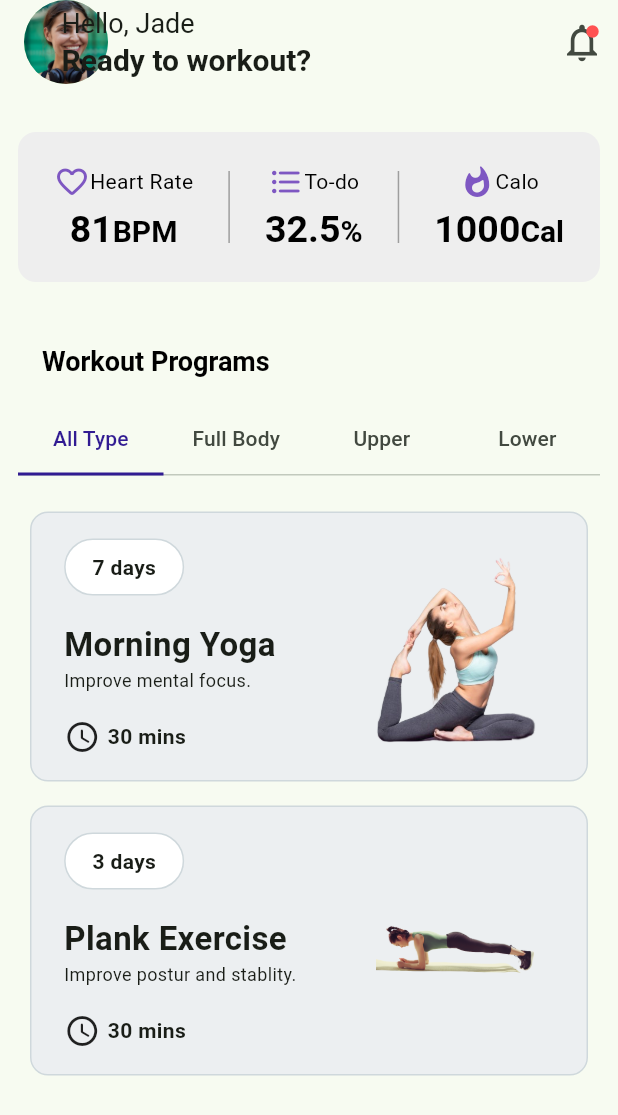
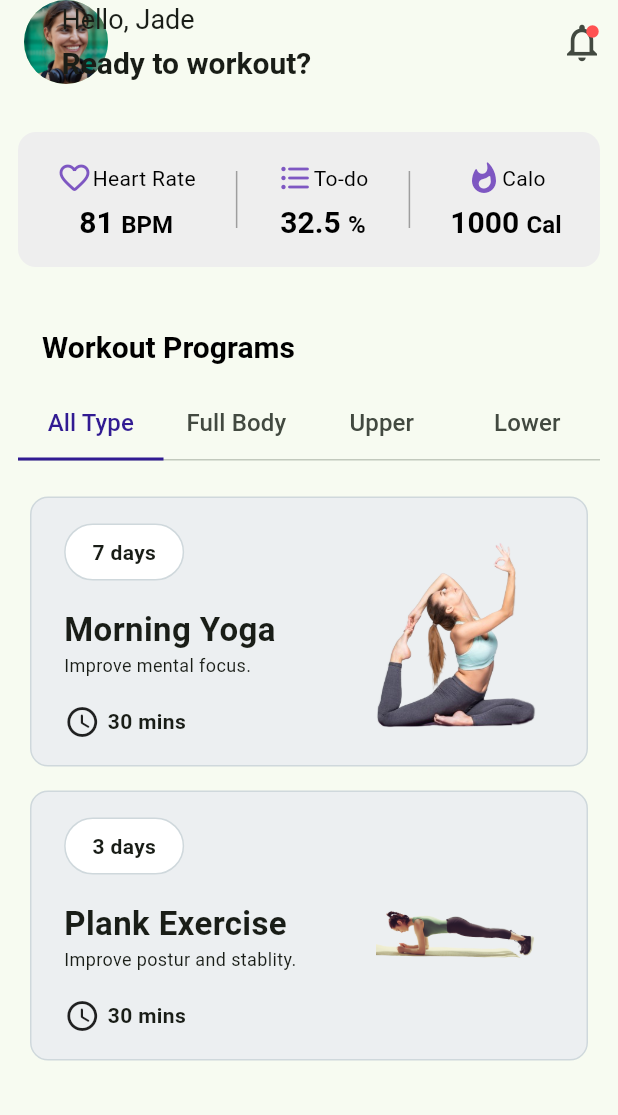
Before and after one commit to mrthnby/fitness_app_design, a Flutter app: the ProfileView screen opened directly, on a phone screen of 412 x 824 dp. Shown: the top 1115 px of the screen. Run offline on Flutter 3.47's test engine with Material 2 defaults, Android fonts, the light colour scheme and no system bars; our stand-ins replace carousel_slider, flutter_svg.

Commit message:
UI Bug Fix

```diff
--- a/lib/product/widgets/indicator/healt_indicator.dart
+++ b/lib/product/widgets/indicator/healt_indicator.dart
@@ -16,9 +16,11 @@ class HealtIndicator extends StatelessWidget {
   @override
   Widget build(BuildContext context) {
     return Column(
-      mainAxisAlignment: MainAxisAlignment.spaceEvenly,
+      mainAxisAlignment: MainAxisAlignment.spaceAround,
       children: [
         Row(
+          mainAxisAlignment: MainAxisAlignment.spaceEvenly,
+          crossAxisAlignment: CrossAxisAlignment.center,
           children: [
             Icon(
               icon,
@@ -36,9 +38,9 @@ class HealtIndicator extends StatelessWidget {
           text: TextSpan(
             children: [
               TextSpan(
-                text: value,
+                text: '$value ',
                 style: const TextStyle(
-                  fontSize: 25,
+                  fontSize: 20,
                   color: Colors.black,
                   fontWeight: FontWeight.bold,
                 ),
@@ -46,7 +48,7 @@ class HealtIndicator extends StatelessWidget {
               TextSpan(
                 text: valueIndicator,
                 style: const TextStyle(
-                  fontSize: 20,
+                  fontSize: 16,
                   color: Colors.black,
                   fontWeight: FontWeight.w600,
                 ),
--- a/lib/product/widgets/tab/workout_programs_bar.dart
+++ b/lib/product/widgets/tab/workout_programs_bar.dart
@@ -33,7 +33,7 @@ class _WorkoutProgramsBarState extends State<WorkoutProgramsBar>
         automaticallyImplyLeading: false,
         centerTitle: false,
         titleTextStyle: const TextStyle(
-          fontSize: 18,
+          fontSize: 20,
           color: Colors.black,
           fontWeight: FontWeight.bold,
         ),
@@ -53,6 +53,10 @@ class _WorkoutProgramsBarState extends State<WorkoutProgramsBar>
               text: 'Lower',
             ),
           ],
+          labelStyle: const TextStyle(
+            fontSize: 16,
+            fontWeight: FontWeight.w500,
+          ),
           labelPadding: const EdgeInsets.all(0),
           indicatorSize: TabBarIndicatorSize.tab,
           labelColor: Colors.deepPurple.shade900,
--- a/lib/view/profile/view/profile_view.dart
+++ b/lib/view/profile/view/profile_view.dart
@@ -42,7 +42,7 @@ class _ProfileViewState extends State<ProfileView> {
         top: 20,
       ),
       child: Container(
-        height: 100,
+        height: 90,
         decoration: BoxDecoration(
           borderRadius: BorderRadius.circular(12),
           color: Colors.grey.shade200,
@@ -103,12 +103,15 @@ class _ProfileViewState extends State<ProfileView> {
         offset: const Offset(-15, 0),
         child: Column(
           mainAxisSize: MainAxisSize.max,
-          mainAxisAlignment: MainAxisAlignment.spaceEvenly,
+          mainAxisAlignment: MainAxisAlignment.spaceBetween,
           crossAxisAlignment: CrossAxisAlignment.start,
           children: [
             Text(
               'Hello, ${widget.name}',
               style: const TextStyle(fontSize: 18),
+            ),
+            const SizedBox(
+              height: 5,
             ),
             const Text(
               'Ready to workout?',
```
